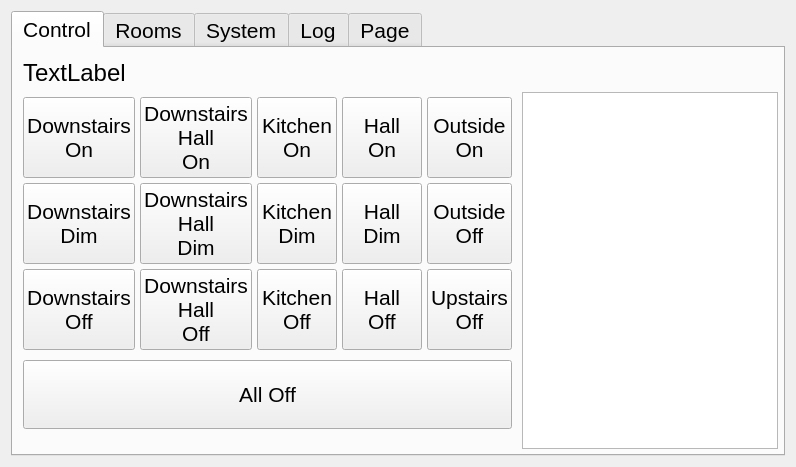
Qt form widget.ui (paulkappler/HomeGUI) before a commit.
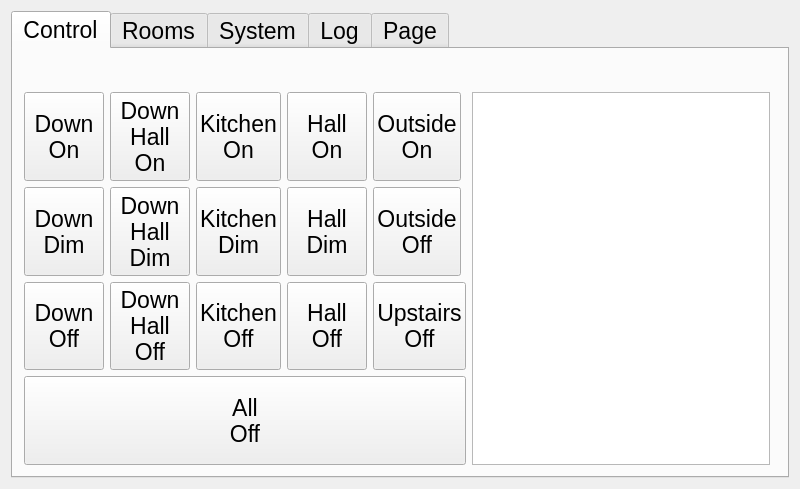
The same form after that commit.

```diff
--- a/widget.ui
+++ b/widget.ui
@@ -6,19 +6,31 @@
    <rect>
     <x>0</x>
     <y>0</y>
-    <width>778</width>
-    <height>467</height>
+    <width>800</width>
+    <height>489</height>
    </rect>
   </property>
+  <property name="sizePolicy">
+   <sizepolicy hsizetype="Preferred" vsizetype="Preferred">
+    <horstretch>0</horstretch>
+    <verstretch>0</verstretch>
+   </sizepolicy>
+  </property>
   <property name="minimumSize">
    <size>
-    <width>0</width>
-    <height>259</height>
+    <width>700</width>
+    <height>400</height>
+   </size>
+  </property>
+  <property name="maximumSize">
+   <size>
+    <width>800</width>
+    <height>489</height>
    </size>
   </property>
   <property name="font">
    <font>
-    <pointsize>16</pointsize>
+    <pointsize>17</pointsize>
    </font>
   </property>
   <property name="mouseTracking">
@@ -43,23 +55,11 @@
       <attribute name="title">
        <string>Control</string>
       </attribute>
-      <layout class="QGridLayout" name="gridLayout_2">
-       <property name="leftMargin">
-        <number>10</number>
-       </property>
-       <property name="rightMargin">
-        <number>5</number>
-       </property>
-       <property name="bottomMargin">
-        <number>5</number>
-       </property>
-       <property name="spacing">
-        <number>5</number>
-       </property>
+      <layout class="QGridLayout" name="gridControl">
        <item row="3" column="3">
         <widget class="QPushButton" name="kitDimButton">
          <property name="sizePolicy">
-          <sizepolicy hsizetype="Minimum" vsizetype="Minimum">
+          <sizepolicy hsizetype="Fixed" vsizetype="MinimumExpanding">
            <horstretch>0</horstretch>
            <verstretch>0</verstretch>
           </sizepolicy>
@@ -73,7 +73,7 @@
        <item row="2" column="3">
         <widget class="QPushButton" name="kitOnButton">
          <property name="sizePolicy">
-          <sizepolicy hsizetype="Minimum" vsizetype="Minimum">
+          <sizepolicy hsizetype="Fixed" vsizetype="MinimumExpanding">
            <horstretch>0</horstretch>
            <verstretch>0</verstretch>
           </sizepolicy>
@@ -87,13 +87,13 @@
        <item row="4" column="1">
         <widget class="QPushButton" name="downOffButton">
          <property name="sizePolicy">
-          <sizepolicy hsizetype="Minimum" vsizetype="Expanding">
-           <horstretch>0</horstretch>
+          <sizepolicy hsizetype="Fixed" vsizetype="MinimumExpanding">
+           <horstretch>1</horstretch>
            <verstretch>0</verstretch>
           </sizepolicy>
          </property>
          <property name="text">
-          <string>Downstairs
+          <string>Down
 Off</string>
          </property>
         </widget>
@@ -101,13 +101,13 @@
        <item row="3" column="1">
         <widget class="QPushButton" name="downDimButton">
          <property name="sizePolicy">
-          <sizepolicy hsizetype="Minimum" vsizetype="Expanding">
-           <horstretch>0</horstretch>
+          <sizepolicy hsizetype="Fixed" vsizetype="MinimumExpanding">
+           <horstretch>1</horstretch>
            <verstretch>0</verstretch>
           </sizepolicy>
          </property>
          <property name="text">
-          <string>Downstairs
+          <string>Down
 Dim</string>
          </property>
         </widget>
@@ -115,13 +115,13 @@
        <item row="2" column="1">
         <widget class="QPushButton" name="downOnButton">
          <property name="sizePolicy">
-          <sizepolicy hsizetype="Minimum" vsizetype="MinimumExpanding">
-           <horstretch>0</horstretch>
+          <sizepolicy hsizetype="Fixed" vsizetype="MinimumExpanding">
+           <horstretch>1</horstretch>
            <verstretch>0</verstretch>
           </sizepolicy>
          </property>
          <property name="text">
-          <string>Downstairs
+          <string>Down
 On</string>
          </property>
         </widget>
@@ -129,7 +129,7 @@
        <item row="2" column="4">
         <widget class="QPushButton" name="hallOnButton">
          <property name="sizePolicy">
-          <sizepolicy hsizetype="Minimum" vsizetype="Minimum">
+          <sizepolicy hsizetype="Fixed" vsizetype="MinimumExpanding">
            <horstretch>0</horstretch>
            <verstretch>0</verstretch>
           </sizepolicy>
@@ -143,7 +143,7 @@
        <item row="3" column="4">
         <widget class="QPushButton" name="hallDimButton">
          <property name="sizePolicy">
-          <sizepolicy hsizetype="Minimum" vsizetype="Minimum">
+          <sizepolicy hsizetype="Fixed" vsizetype="MinimumExpanding">
            <horstretch>0</horstretch>
            <verstretch>0</verstretch>
           </sizepolicy>
@@ -157,7 +157,7 @@
        <item row="4" column="3">
         <widget class="QPushButton" name="kitOffButton">
          <property name="sizePolicy">
-          <sizepolicy hsizetype="Minimum" vsizetype="Minimum">
+          <sizepolicy hsizetype="Fixed" vsizetype="MinimumExpanding">
            <horstretch>0</horstretch>
            <verstretch>0</verstretch>
           </sizepolicy>
@@ -168,68 +168,10 @@
          </property>
         </widget>
        </item>
-       <item row="6" column="1" colspan="5">
-        <widget class="QPushButton" name="allOffButton">
-         <property name="sizePolicy">
-          <sizepolicy hsizetype="Minimum" vsizetype="MinimumExpanding">
-           <horstretch>0</horstretch>
-           <verstretch>0</verstretch>
-          </sizepolicy>
-         </property>
-         <property name="mouseTracking">
-          <bool>true</bool>
-         </property>
-         <property name="text">
-          <string>All Off</string>
-         </property>
-        </widget>
-       </item>
-       <item row="3" column="5">
-        <widget class="QPushButton" name="outOffButton">
-         <property name="sizePolicy">
-          <sizepolicy hsizetype="Minimum" vsizetype="Minimum">
-           <horstretch>0</horstretch>
-           <verstretch>0</verstretch>
-          </sizepolicy>
-         </property>
-         <property name="text">
-          <string>Outside
-Off</string>
-         </property>
-        </widget>
-       </item>
-       <item row="2" column="5">
-        <widget class="QPushButton" name="outOnButton">
-         <property name="sizePolicy">
-          <sizepolicy hsizetype="Minimum" vsizetype="Minimum">
-           <horstretch>0</horstretch>
-           <verstretch>0</verstretch>
-          </sizepolicy>
-         </property>
-         <property name="text">
-          <string>Outside
-On</string>
-         </property>
-        </widget>
-       </item>
-       <item row="4" column="5">
-        <widget class="QPushButton" name="upOffButton">
-         <property name="sizePolicy">
-          <sizepolicy hsizetype="Minimum" vsizetype="Minimum">
-           <horstretch>0</horstretch>
-           <verstretch>0</verstretch>
-          </sizepolicy>
-         </property>
-         <property name="text">
-          <string>Upstairs
-Off</string>
-         </property>
-        </widget>
-       </item>
        <item row="4" column="4">
         <widget class="QPushButton" name="hallOffButton">
          <property name="sizePolicy">
-          <sizepolicy hsizetype="Minimum" vsizetype="Minimum">
+          <sizepolicy hsizetype="Fixed" vsizetype="MinimumExpanding">
            <horstretch>0</horstretch>
            <verstretch>0</verstretch>
           </sizepolicy>
@@ -240,41 +182,16 @@
          </property>
         </widget>
        </item>
-       <item row="0" column="1" colspan="7">
-        <widget class="QLabel" name="statusLabel">
-         <property name="font">
-          <font>
-           <pointsize>18</pointsize>
-          </font>
-         </property>
-         <property name="text">
-          <string>TextLabel</string>
-         </property>
-        </widget>
-       </item>
-       <item row="1" column="7" rowspan="10">
-        <widget class="QListWidget" name="listWidget">
-         <property name="sizePolicy">
-          <sizepolicy hsizetype="MinimumExpanding" vsizetype="Expanding">
-           <horstretch>0</horstretch>
-           <verstretch>0</verstretch>
-          </sizepolicy>
-         </property>
-         <property name="mouseTracking">
-          <bool>true</bool>
-         </property>
-        </widget>
-       </item>
        <item row="2" column="2">
         <widget class="QPushButton" name="downHallOnButton">
          <property name="sizePolicy">
-          <sizepolicy hsizetype="Minimum" vsizetype="MinimumExpanding">
+          <sizepolicy hsizetype="Fixed" vsizetype="MinimumExpanding">
            <horstretch>0</horstretch>
            <verstretch>0</verstretch>
           </sizepolicy>
          </property>
          <property name="text">
-          <string>Downstairs
+          <string>Down
 Hall
 On</string>
          </property>
@@ -283,13 +200,13 @@
        <item row="3" column="2">
         <widget class="QPushButton" name="downHallDimButton">
          <property name="sizePolicy">
-          <sizepolicy hsizetype="Minimum" vsizetype="MinimumExpanding">
+          <sizepolicy hsizetype="Fixed" vsizetype="MinimumExpanding">
            <horstretch>0</horstretch>
            <verstretch>0</verstretch>
           </sizepolicy>
          </property>
          <property name="text">
-          <string>Downstairs
+          <string>Down
 Hall
 Dim</string>
          </property>
@@ -298,18 +215,92 @@
        <item row="4" column="2">
         <widget class="QPushButton" name="downHallOffButton">
          <property name="sizePolicy">
-          <sizepolicy hsizetype="Minimum" vsizetype="MinimumExpanding">
+          <sizepolicy hsizetype="Fixed" vsizetype="MinimumExpanding">
            <horstretch>0</horstretch>
            <verstretch>0</verstretch>
           </sizepolicy>
          </property>
          <property name="text">
-          <string>Downstairs
+          <string>Down
 Hall
 Off</string>
          </property>
         </widget>
        </item>
+       <item row="0" column="1" colspan="8">
+        <widget class="QLabel" name="statusLabel"/>
+       </item>
+       <item row="4" column="5">
+        <widget class="QPushButton" name="upOffButton">
+         <property name="sizePolicy">
+          <sizepolicy hsizetype="Fixed" vsizetype="MinimumExpanding">
+           <horstretch>0</horstretch>
+           <verstretch>0</verstretch>
+          </sizepolicy>
+         </property>
+         <property name="text">
+          <string>Upstairs
+Off</string>
+         </property>
+        </widget>
+       </item>
+       <item row="2" column="5">
+        <widget class="QPushButton" name="outOnButton">
+         <property name="sizePolicy">
+          <sizepolicy hsizetype="Fixed" vsizetype="MinimumExpanding">
+           <horstretch>0</horstretch>
+           <verstretch>0</verstretch>
+          </sizepolicy>
+         </property>
+         <property name="text">
+          <string>Outside
+On</string>
+         </property>
+        </widget>
+       </item>
+       <item row="3" column="5">
+        <widget class="QPushButton" name="outOffButton">
+         <property name="sizePolicy">
+          <sizepolicy hsizetype="Fixed" vsizetype="MinimumExpanding">
+           <horstretch>0</horstretch>
+           <verstretch>0</verstretch>
+          </sizepolicy>
+         </property>
+         <property name="text">
+          <string>Outside
+Off</string>
+         </property>
+        </widget>
+       </item>
+       <item row="5" column="1" colspan="5">
+        <widget class="QPushButton" name="allOffButton">
+         <property name="sizePolicy">
+          <sizepolicy hsizetype="Expanding" vsizetype="MinimumExpanding">
+           <horstretch>0</horstretch>
+           <verstretch>0</verstretch>
+          </sizepolicy>
+         </property>
+         <property name="text">
+          <string>All
+Off</string>
+         </property>
+        </widget>
+       </item>
+       <item row="2" column="6" rowspan="4" colspan="2">
+        <widget class="QListWidget" name="listWidget">
+         <property name="sizePolicy">
+          <sizepolicy hsizetype="Expanding" vsizetype="Expanding">
+           <horstretch>11</horstretch>
+           <verstretch>0</verstretch>
+          </sizepolicy>
+         </property>
+         <property name="font">
+          <font>
+           <pointsize>14</pointsize>
+          </font>
+         </property>
+        </widget>
+       </item>
       </layout>
      </widget>
      <widget class="QWidget" name="tabRoom">
```
Left out of the diff: 63 changed lines with no effect on the pictures.
